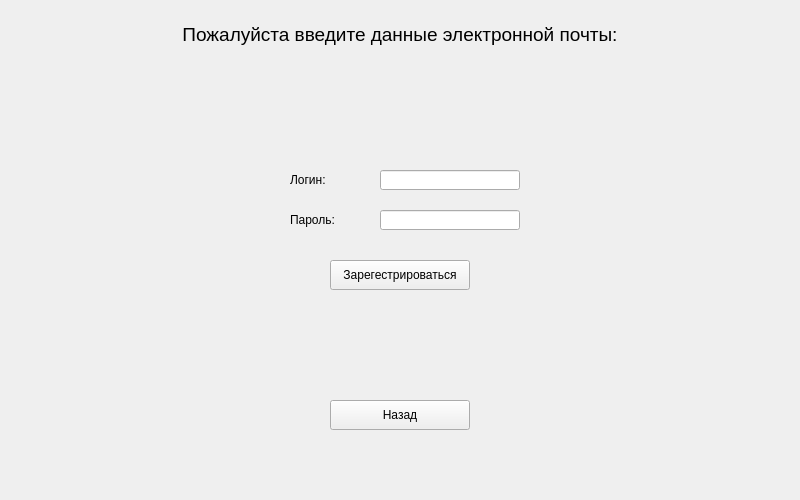
Old version of the form registration.ui in the repository underleak/fetchmail.
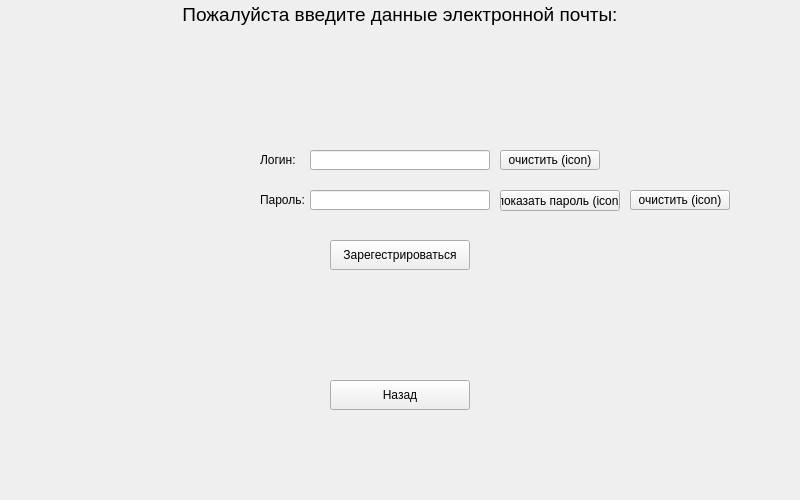
New version of the form.

The edit to the form file:
```diff
--- a/registration.ui
+++ b/registration.ui
@@ -13,11 +13,50 @@
   <property name="windowTitle">
    <string>Form</string>
   </property>
+  <widget class="QPushButton" name="pushButton_5">
+   <property name="geometry">
+    <rect>
+     <x>500</x>
+     <y>190</y>
+     <width>120</width>
+     <height>21</height>
+    </rect>
+   </property>
+   <property name="text">
+    <string>показать пароль (icon)</string>
+   </property>
+  </widget>
+  <widget class="QPushButton" name="pushButton">
+   <property name="geometry">
+    <rect>
+     <x>330</x>
+     <y>380</y>
+     <width>140</width>
+     <height>30</height>
+    </rect>
+   </property>
+   <property name="text">
+    <string>Назад</string>
+   </property>
+  </widget>
+  <widget class="QPushButton" name="pushButton_2">
+   <property name="geometry">
+    <rect>
+     <x>330</x>
+     <y>240</y>
+     <width>140</width>
+     <height>30</height>
+    </rect>
+   </property>
+   <property name="text">
+    <string>Зарегестрироваться</string>
+   </property>
+  </widget>
   <widget class="QLabel" name="label">
    <property name="geometry">
     <rect>
      <x>0</x>
-     <y>20</y>
+     <y>0</y>
      <width>800</width>
      <height>30</height>
     </rect>
@@ -29,48 +68,12 @@
     <string>&lt;html&gt;&lt;head/&gt;&lt;body&gt;&lt;p align=&quot;center&quot;&gt;&lt;span style=&quot; font-size:14pt;&quot;&gt;Пожалуйста введите данные электронной почты:&lt;/span&gt;&lt;/p&gt;&lt;/body&gt;&lt;/html&gt;</string>
    </property>
   </widget>
-  <widget class="QPushButton" name="pushButton">
-   <property name="geometry">
-    <rect>
-     <x>330</x>
-     <y>400</y>
-     <width>140</width>
-     <height>30</height>
-    </rect>
-   </property>
-   <property name="text">
-    <string>Назад</string>
-   </property>
-  </widget>
-  <widget class="QPushButton" name="pushButton_2">
-   <property name="geometry">
-    <rect>
-     <x>330</x>
-     <y>260</y>
-     <width>140</width>
-     <height>30</height>
-    </rect>
-   </property>
-   <property name="text">
-    <string>Зарегестрироваться</string>
-   </property>
-  </widget>
   <widget class="QLineEdit" name="lineEdit">
    <property name="geometry">
     <rect>
-     <x>380</x>
-     <y>210</y>
-     <width>140</width>
-     <height>20</height>
-    </rect>
-   </property>
-  </widget>
-  <widget class="QLineEdit" name="lineEdit_2">
-   <property name="geometry">
-    <rect>
-     <x>380</x>
-     <y>170</y>
-     <width>140</width>
+     <x>310</x>
+     <y>190</y>
+     <width>180</width>
      <height>20</height>
     </rect>
    </property>
@@ -78,8 +81,8 @@
   <widget class="QLabel" name="label_2">
    <property name="geometry">
     <rect>
-     <x>290</x>
-     <y>170</y>
+     <x>260</x>
+     <y>150</y>
      <width>47</width>
      <height>20</height>
     </rect>
@@ -88,11 +91,24 @@
     <string>Логин:</string>
    </property>
   </widget>
+  <widget class="QPushButton" name="pushButton_4">
+   <property name="geometry">
+    <rect>
+     <x>630</x>
+     <y>190</y>
+     <width>100</width>
+     <height>20</height>
+    </rect>
+   </property>
+   <property name="text">
+    <string>очистить (icon)</string>
+   </property>
+  </widget>
   <widget class="QLabel" name="label_3">
    <property name="geometry">
     <rect>
-     <x>290</x>
-     <y>210</y>
+     <x>260</x>
+     <y>190</y>
      <width>47</width>
      <height>20</height>
     </rect>
@@ -101,6 +117,29 @@
     <string>Пароль:</string>
    </property>
   </widget>
+  <widget class="QLineEdit" name="lineEdit_2">
+   <property name="geometry">
+    <rect>
+     <x>310</x>
+     <y>150</y>
+     <width>180</width>
+     <height>20</height>
+    </rect>
+   </property>
+  </widget>
+  <widget class="QPushButton" name="pushButton_3">
+   <property name="geometry">
+    <rect>
+     <x>500</x>
+     <y>150</y>
+     <width>100</width>
+     <height>20</height>
+    </rect>
+   </property>
+   <property name="text">
+    <string>очистить (icon)</string>
+   </property>
+  </widget>
  </widget>
  <resources/>
  <connections/>
```
